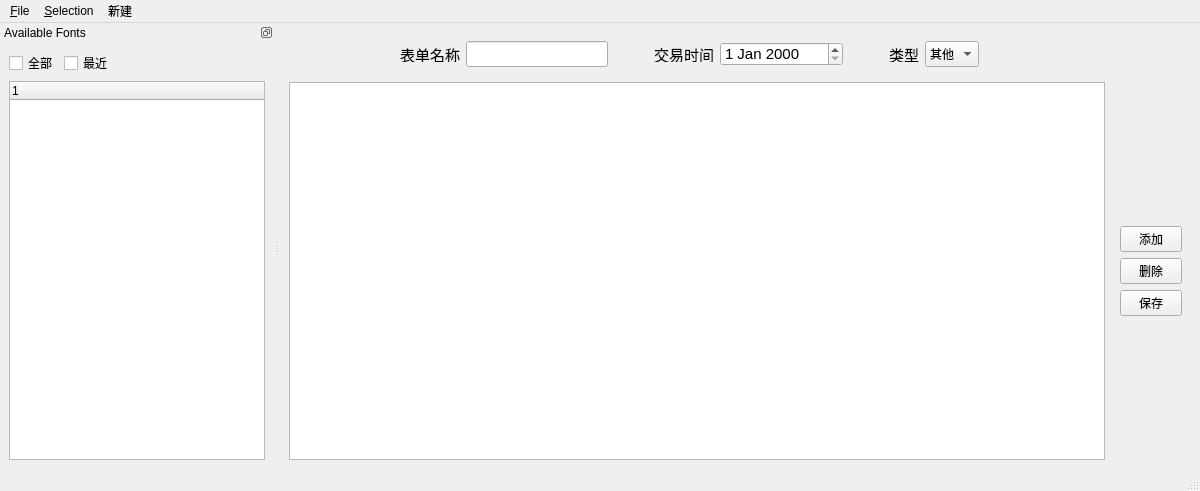
First picture: the form in mainwindowbase.ui, repository zhanglongkun/Form-management-system, before the edit.
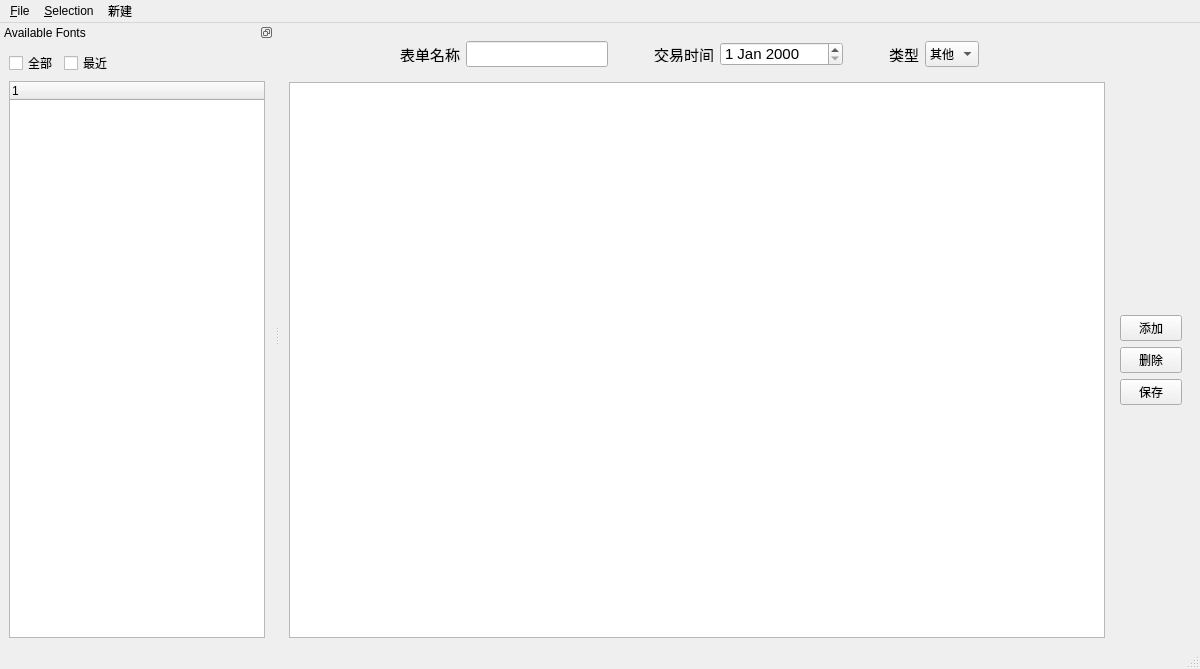
Second picture: the form after the edit.

The edit to the form file:
```diff
--- a/mainwindowbase.ui
+++ b/mainwindowbase.ui
@@ -7,7 +7,7 @@
     <x>0</x>
     <y>0</y>
     <width>1200</width>
-    <height>491</height>
+    <height>669</height>
    </rect>
   </property>
   <property name="windowTitle">
```
